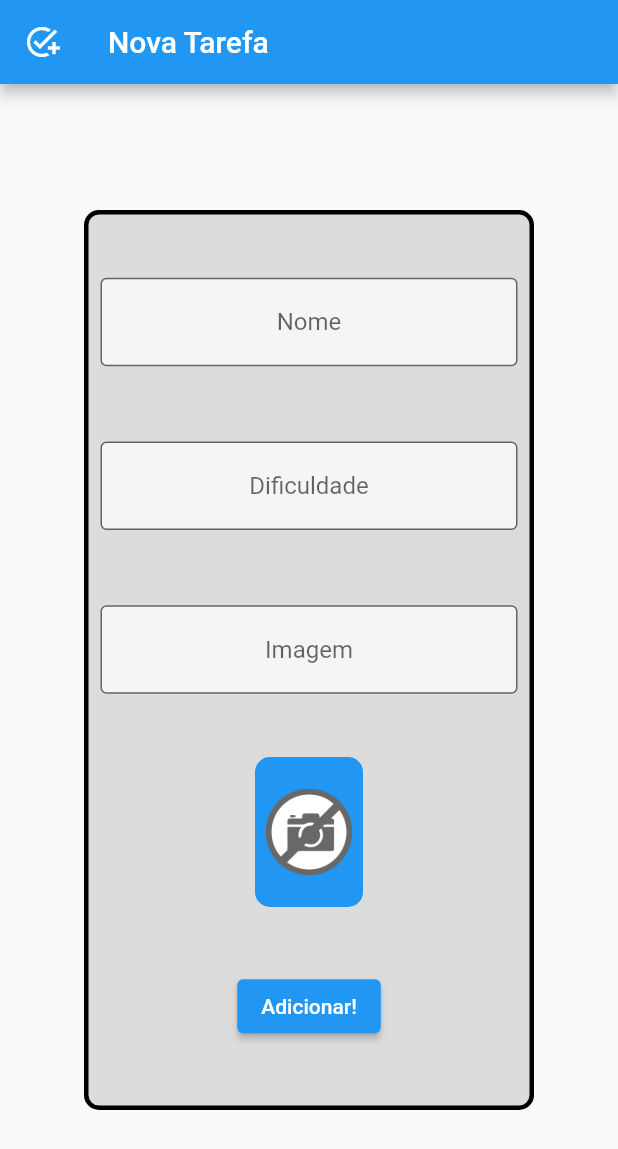
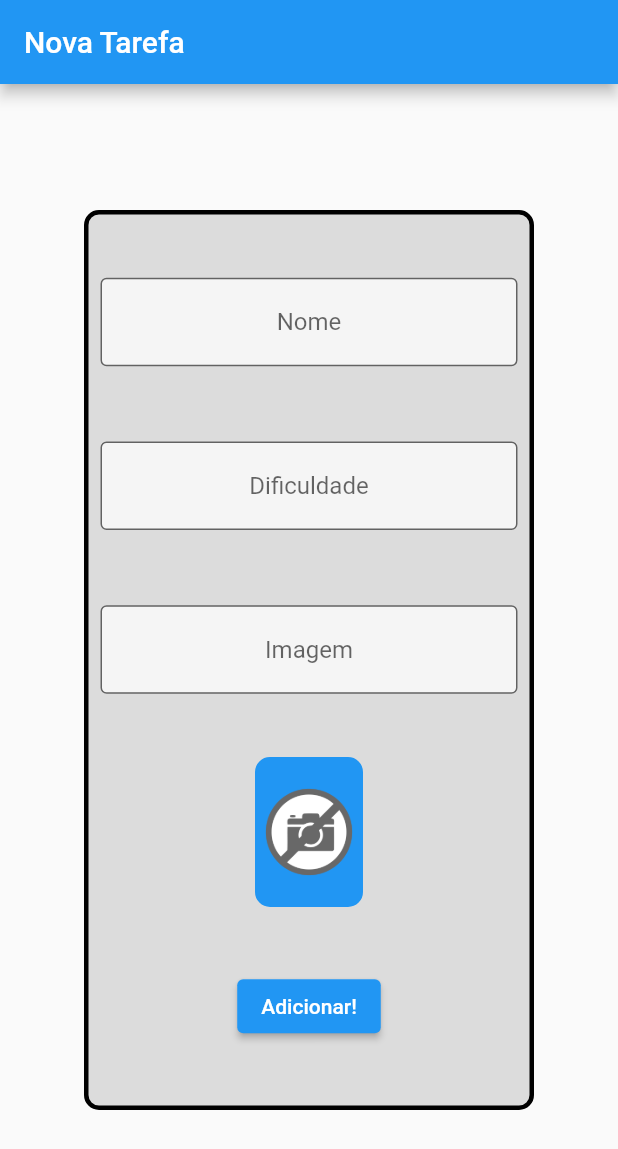
Before and after one commit to Kakomo/organizador_pessoal_formulario, a Flutter app: the screen it shows after launch, after a tap on "Adicionar!", on a phone screen of 412 x 824 dp. Shown: the top 1149 px of the screen. Run offline on Flutter 3.47's test engine with Material 2 defaults, Android fonts, the phone set to English and light mode, and no system bars; network calls fail.

Commit message:
Aula 1 {Criação da tela inicial do Formulário}

```diff
--- a/lib/main.dart
+++ b/lib/main.dart
@@ -1,6 +1,4 @@
-
 import 'package:alura_flutter_curso_2/screens/form.dart';
-import 'package:alura_flutter_curso_2/screens/tela_inicial.dart';
 import 'package:flutter/material.dart';
 
 void main() {
--- a/lib/screens/form.dart
+++ b/lib/screens/form.dart
@@ -1,25 +1,31 @@
+
 import 'package:flutter/material.dart';
 
 class FormScreen extends StatefulWidget {
-  const FormScreen({Key? key}) : super(key: key);
+
+  const FormScreen({Key? key,}) : super(key: key);
 
   @override
   State<FormScreen> createState() => _FormScreenState();
 }
 
 class _FormScreenState extends State<FormScreen> {
+  TextEditingController nameController = TextEditingController();
+  TextEditingController difficultyController = TextEditingController();
   TextEditingController imageController = TextEditingController();
-// adicionar o Inherited Widget com o estado.
 
+  final _formKey = GlobalKey<FormState>();
 
   @override
   Widget build(BuildContext context) {
-    return Scaffold(
+    return Form(
+      key: _formKey,
+      child: Scaffold(
           appBar: AppBar(
             title: const Text('Nova Tarefa'),
-          leading: Icon(Icons.add_task),
           ),
           body: Center(
+            child: SingleChildScrollView(
               child: Container(
                 height: 600,
                 width: 300,
@@ -34,7 +40,8 @@ class _FormScreenState extends State<FormScreen> {
                   children: [
                     Padding(
                       padding: const EdgeInsets.all(8.0),
-                  child: TextField(
+                      child: TextFormField(
+                        controller: nameController,
                         textAlign: TextAlign.center,
                         decoration: InputDecoration(
                             border: OutlineInputBorder(),
@@ -46,6 +53,7 @@ class _FormScreenState extends State<FormScreen> {
                     Padding(
                       padding: const EdgeInsets.all(8.0),
                       child: TextFormField(
+                        controller: difficultyController,
                         textAlign: TextAlign.center,
                         decoration: InputDecoration(
                             border: OutlineInputBorder(),
@@ -82,7 +90,8 @@ class _FormScreenState extends State<FormScreen> {
                         child: Image.network(
                           imageController.text,
                           fit: BoxFit.cover,
-                      errorBuilder: (BuildContext context, Object exception, StackTrace? stackTrace){
+                          errorBuilder: (BuildContext context, Object exception,
+                              StackTrace? stackTrace) {
                             return Image.asset('assets/images/nophoto.png');
                           },
                         ),
@@ -91,13 +100,21 @@ class _FormScreenState extends State<FormScreen> {
                     Padding(
                       padding: EdgeInsets.all(8),
                       child: ElevatedButton(
-                    onPressed: () {},
+                        onPressed: () {
+
+
+                          print('Nome:${nameController.text}');
+                          print('Dificuldade:${difficultyController.text}');
+                          print('Imagem:${imageController.text}');
+                        },
                         child: Text('Adicionar!'),
                       ),
                     )
                   ],
                 ),
               ),
-        ));
+            ),
+          )),
+    );
   }
 }
```
Lines whose indentation alone changed are shown as unchanged.
